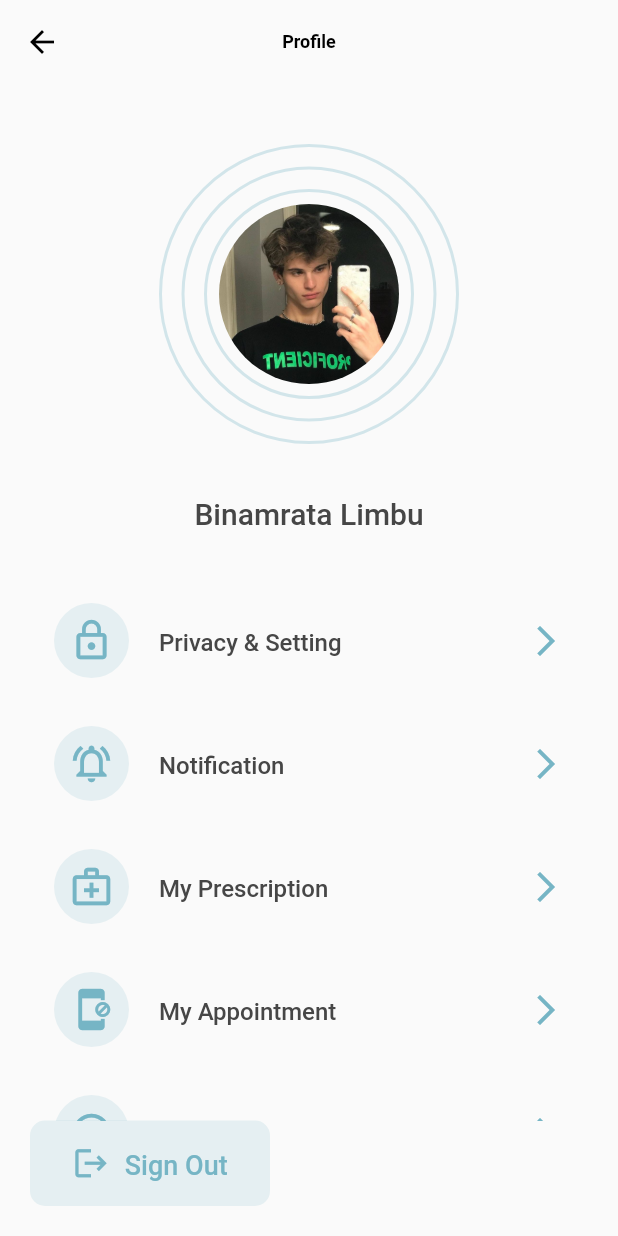
After one commit to BibhushaSapkota/hamro_swastha, a Flutter app: the ProfileScreen screen opened by its route, on a phone screen of 412 x 824 dp. The commit adds this screen. Run offline on Flutter 3.47's test engine with Material 2 defaults, Android fonts, the phone set to English and light mode, and no system bars.

Commit message:
added profile screen

```diff
--- a/lib/main.dart
+++ b/lib/main.dart
@@ -1,6 +1,7 @@
 import 'dart:ui';
 import 'package:flutter/material.dart';
 import 'package:mero_doctor/screens/login_screens.dart';
+import 'package:mero_doctor/screens/patient_profile.dart';
 import 'package:mero_doctor/utils/constants.dart';
 
 
@@ -18,6 +19,7 @@ class MyApp extends StatelessWidget {
     return MaterialApp(
       routes: {
         "/":(context) => LoginPage(),
+        "/profile":(context) => const ProfileScreen(),
       },
       debugShowCheckedModeBanner: false,
       theme: ThemeData(
--- /dev/null
+++ b/lib/screens/patient_profile.dart
@@ -0,0 +1,167 @@
+import 'package:flutter/material.dart';
+
+class ProfileScreen extends StatelessWidget {
+  const ProfileScreen({Key? key, }) : super(key: key);
+
+
+  @override
+  Widget build(BuildContext context) {
+    final Size screen = MediaQuery.of(context).size;
+    const Color primary = Color.fromRGBO(118, 181, 197, 1.0);
+    const Color textColor = Color(0xff464646);
+    return SafeArea(
+        child: Scaffold(
+          appBar: AppBar(
+            leading: IconButton(
+              icon: Icon(Icons.arrow_back,
+              color: Colors.black,),
+              onPressed: () {  },
+            ),
+            elevation: 0,
+            backgroundColor: Colors.transparent,
+            title: Text("Profile",
+            ),
+            foregroundColor: Colors.black,
+            centerTitle: true,
+          ),
+          body: Container(
+            height: screen.height,
+            width: screen.width,
+            child: Padding(
+              padding: const EdgeInsets.all(20.0),
+              child: Column(
+                children: [
+                  // Stack(
+                  //   children: [
+                  //     CardIconButton(Icons.arrow_back),
+                  //     Container(
+                  //       height: 40,
+                  //       child: Center(
+                  //         child: Text(
+                  //           "Profile",
+                  //           style: TextStyle(
+                  //             color: textColor,
+                  //             fontSize: 22,
+                  //             fontWeight: FontWeight.bold,
+                  //           ),
+                  //         ),
+                  //       ),
+                  //     )
+                  //   ],
+                  // ),
+                  const SizedBox(height: 20),
+                  Stack(
+                    alignment: Alignment.center,
+                    children: [
+                      _makeCircle(200),
+                      _makeCircle(170),
+                      _makeCircle(140),
+                      ClipRRect(
+                        borderRadius: BorderRadius.circular(150),
+                        child: Image.asset("assets/images/profile.png",height: 120,width: 120,),
+                      )
+                    ],
+                  ),
+                  const SizedBox(height: 30),
+                   const Text(
+                    "Binamrata Limbu",
+                    style: TextStyle(
+                      color: textColor,
+                      fontSize: 20,
+                    ),
+                  ),
+                  const SizedBox(height: 30),
+                  Expanded(
+                    child: ListView(
+                      shrinkWrap: true,
+                      children: [
+                        _getCard("Privacy & Setting", Icons.lock_outline),
+                        _getCard("Notification", Icons.notifications_active_outlined),
+                        _getCard("My Prescription", Icons.medical_services_outlined),
+                        _getCard("My Appointment", Icons.app_blocking),
+                        _getCard("History", Icons.watch_later_outlined),
+                        _getCard("Location", Icons.location_on_outlined),
+                      ],
+                    ),
+                  ),
+                  Align(
+                    alignment: Alignment.topLeft,
+                    child: Container(
+                      width: 160,
+                      padding: const EdgeInsets.symmetric(vertical: 15),
+                      decoration: BoxDecoration(
+                        borderRadius: BorderRadius.circular(10),
+                        color: primary.withAlpha(40),
+                      ),
+                      child: Row(
+                        mainAxisAlignment: MainAxisAlignment.center,
+                        children: [
+                          Icon(Icons.logout, size: 25, color: primary,),
+                          const SizedBox(width: 10,),
+                          Text("Sign Out", style: TextStyle(color: primary, fontSize: 18),)
+                        ],
+                      ),
+                    ),
+                  )
+                ],
+              ),
+            ),
+          ),
+        ));
+  }
+
+  Widget _makeCircle(double size) {
+    return Container(
+      height: size,
+      width: size,
+      decoration: BoxDecoration(
+          borderRadius: BorderRadius.circular(size),
+          border: Border.all(
+            width: 2,
+            color: Color.fromRGBO(118, 181, 197, 0.3),
+          )),
+    );
+  }
+
+  Widget _getCard(String text, IconData icon) {
+    const Color color = Color.fromRGBO(118, 181, 197, 1.0);
+    return Padding(
+      padding: const EdgeInsets.all(16.0),
+      child: Row(
+        children: [
+          Container(
+            padding: const EdgeInsets.all(10),
+            decoration: BoxDecoration(
+              borderRadius: BorderRadius.circular(40),
+              color: color.withAlpha(40),
+            ),
+            child: Icon(
+              icon,
+              color: color,
+              size: 30,
+            ),
+          ),
+          const SizedBox(
+            width: 20,
+          ),
+          Text(
+            text,
+            style: const TextStyle(
+              fontSize: 16,
+              color: Color(0xff464646),
+            ),
+          ),
+          Expanded(
+            child: Align(
+              alignment: Alignment.centerRight,
+              child: Icon(
+                Icons.arrow_forward_ios,
+                color: color,
+              ),
+            ),
+          )
+        ],
+      ),
+    );
+  }
+}
```
Also changed, not shown: assets/images/profile.png (added).
